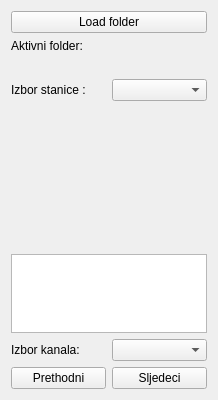
First picture: the form in weblogger_izbornik.ui, repository kluksa/kontrola-podataka, before the edit.
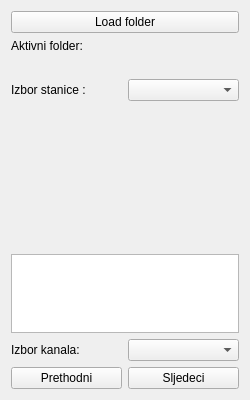
Second picture: the form after the edit.

```diff
--- a/weblogger_izbornik.ui
+++ b/weblogger_izbornik.ui
@@ -6,7 +6,7 @@
    <rect>
     <x>0</x>
     <y>0</y>
-    <width>218</width>
+    <width>250</width>
     <height>400</height>
    </rect>
   </property>
@@ -90,6 +90,15 @@
        <height>16777215</height>
       </size>
      </property>
+     <layout class="QHBoxLayout" name="horizontalLayout_4">
+      <item>
+       <layout class="QVBoxLayout" name="uiKalendarLayout">
+        <property name="spacing">
+         <number>0</number>
+        </property>
+       </layout>
+      </item>
+     </layout>
     </widget>
    </item>
    <item>
```
